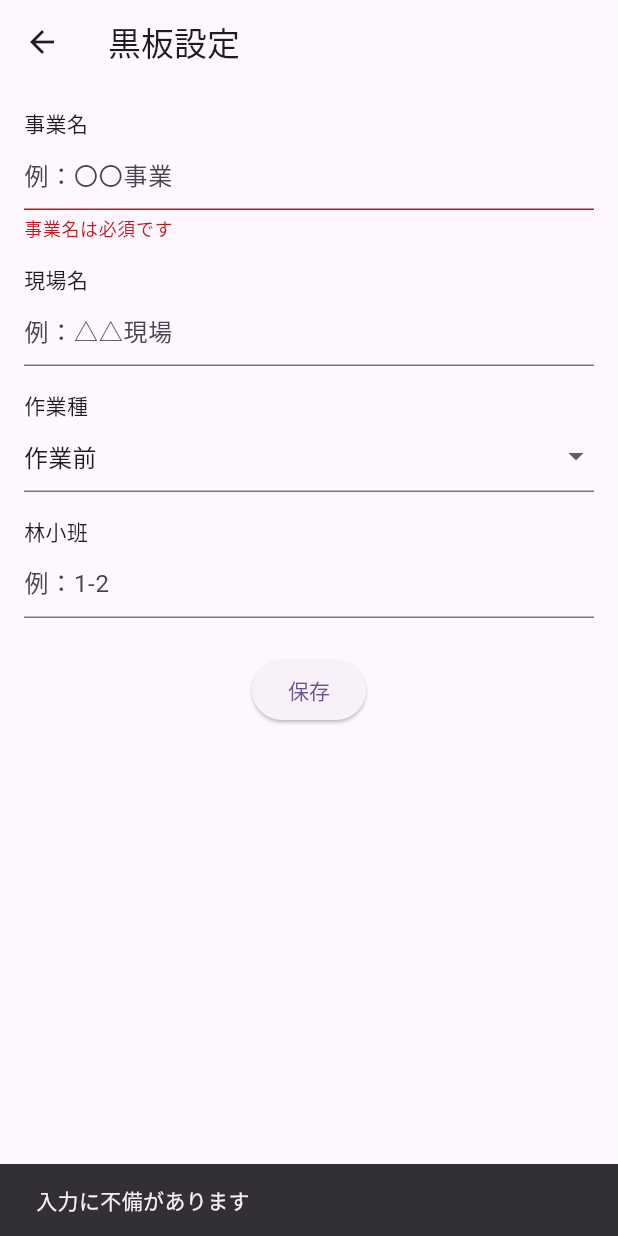
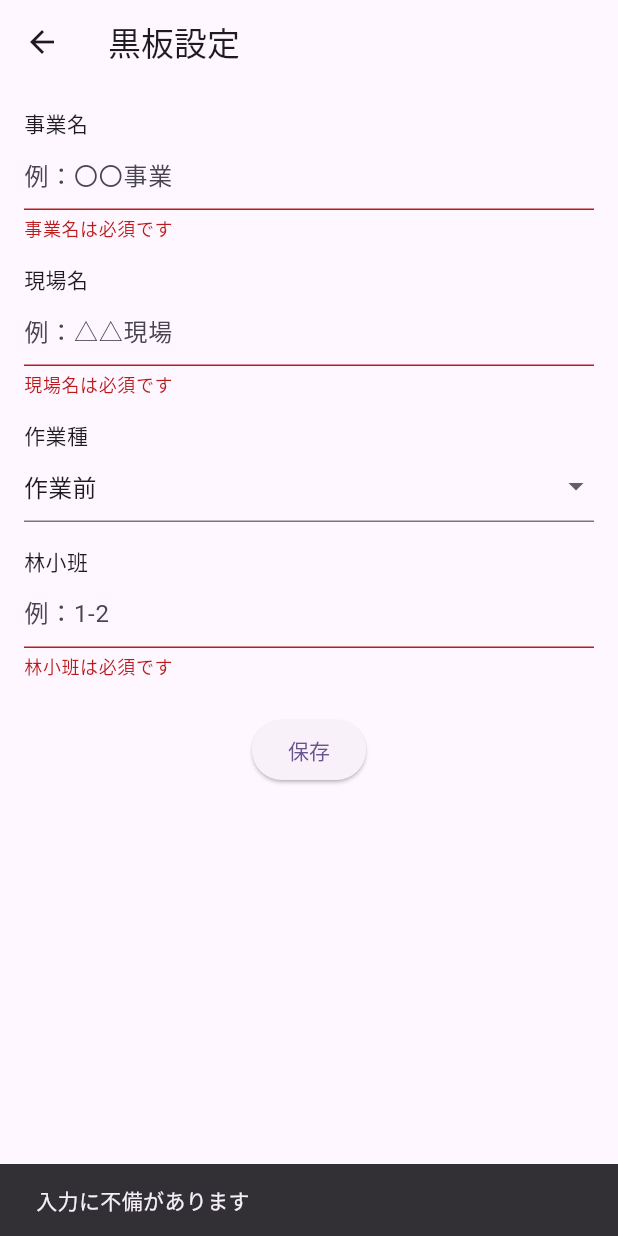
Before and after one commit to tm-qc/work_photo_app_sample, a Flutter app: the BlackboardSettingScreen screen opened directly, after a tap on "保存", on a phone screen of 412 x 824 dp. Run offline on Flutter 3.47's test engine with Material 3 defaults, Android fonts, the phone set to English and light mode, and no system bars; our stand-ins replace shared_preferences; accounts and stored records are empty.

Commit message:
バリデーション実装「utils/validators.dart に共通バリデーション関数をまとめる」
- バリデーション条件共通化+適用
- ラベル名定義も仮にまとめました

まず「lib/ui/blackboard_setting/widgets/blackboard_setting_screen.dart」にバリデーション作成
そのあとに「utils/validators.dart に共通バリデーション関数をまとめる」をします

残作業
・一部改修の余地ありはTODOで残してる
・✅ ユニットテスト導入

※関係性について

Screen(Widget)
MainのUI画面
基本的にViewModel経由で情報を取得する
ただし、Model の定数や固定メニューは直接参照OK

ViewModel
State定義し、Serviceを参照し情報を取得しScreenに渡す

Service
Modelからデータを参照し処理し、ViewModelに渡す

Model
このWidget（Screen）で使うデータを定義する
プルダウンメニューの内容も定義するのでScreenから直接参照される時もある

```diff
--- a/lib/ui/blackboard_setting/widgets/blackboard_setting_screen.dart
+++ b/lib/ui/blackboard_setting/widgets/blackboard_setting_screen.dart
@@ -1,6 +1,7 @@
 import 'package:flutter/material.dart';
 import 'package:provider/provider.dart';
 import '../../../domain/models/blackboard_setting_model.dart';
+import '../../../utils/validators.dart';
 import '../view_model/blackboard_setting_view_model.dart';
 
 class BlackboardSettingScreen extends StatefulWidget {
@@ -48,6 +49,15 @@ class _BlackboardSettingScreenState extends State<BlackboardSettingScreen> {
         body: Consumer<BlackboardSettingViewModel>(
           // vm = ViewModelインスタンスがConsumerでBlackboardSettingViewModelに型指定され注入される
           builder: (context, vm, _) {
+            // ラベル名、バリデーションの引数などに使うのでmap共通化
+            // TODO:正しい定義場所は要検討・クラス化して定数管理？
+            const fieldLabels = {
+              'project': '事業名',
+              'site': '現場名',
+              'workType': '作業種',
+              'forest': '林小班',
+            };
+
             return Padding(
               padding: const EdgeInsets.all(16.0),
               child: Form(
@@ -55,7 +65,7 @@ class _BlackboardSettingScreenState extends State<BlackboardSettingScreen> {
                 child: Column(
                   crossAxisAlignment: CrossAxisAlignment.start,
                   children: [
-                    Text('事業名'),
+                    Text(fieldLabels['project']!),
                     TextFormField(
                       // TextField とコントローラーが紐づくことで、入力された値をプログラム側で取得・セットできる。
                       // vmはViewModel
@@ -64,26 +74,24 @@ class _BlackboardSettingScreenState extends State<BlackboardSettingScreen> {
                       // リアルタイムバリデーション
                       // （送信時まとめてと別に入力時に入力欄の下にバリデーションメッセージを出せる）
                       autovalidateMode: AutovalidateMode.onUserInteraction,
-                      validator: (value) {
-                        if (value == null || value.isEmpty) {
-                          return '事業名は必須です';
-                        }
-                        if (value.length > 10) {
-                          return '10文字以内で入力してください';
-                        }
-                        return null;
-                      },
+                      // バリデーションの条件を複数行う場合は ?? でつなぐ（万が一のnull対応）
+                      validator: (value) =>
+                          Validators.required(value, label: fieldLabels['project']!) ??
+                          Validators.maxLength(value, 30, label: fieldLabels['project']!),
                     ),
                     SizedBox(height: 16),
 
-                    Text('現場名'),
-                    TextField(
+                    Text(fieldLabels['site']!),
+                    TextFormField(
                       controller: vm.siteController,
                       decoration: InputDecoration(hintText: '例：△△現場'),
+                      validator: (value) =>
+                      Validators.required(value, label: fieldLabels['site']!) ??
+                          Validators.maxLength(value, 10, label: fieldLabels['site']!),
                     ),
                     SizedBox(height: 16),
 
-                    Text('作業種'),
+                    Text(fieldLabels['workType']!),
                     DropdownButtonFormField<int>(
                       // 今選択されている値（＝選択状態を保持する変数）を指定
                       // テキストボックスとcontrollerの紐づけの書き方が大分違うので戸惑うが、ドロップダウンはコントローラーがないのでこれで覚えるしかない
@@ -98,13 +106,18 @@ class _BlackboardSettingScreenState extends State<BlackboardSettingScreen> {
                       }).toList(),
                       onChanged: vm.updateWorkType,
                       decoration: InputDecoration(hintText: '選択してください'),
+                      validator: (value) =>
+                      Validators.selectRequired(value, label: fieldLabels['forest']!)
                     ),
                     SizedBox(height: 16),
 
-                    Text('林小班'),
-                    TextField(
+                    Text(fieldLabels['forest']!),
+                    TextFormField(
                       controller: vm.forestController,
                       decoration: InputDecoration(hintText: '例：1-2'),
+                      validator: (value) =>
+                      Validators.required(value, label: fieldLabels['forest']!) ??
+                          Validators.maxLength(value, 30, label: fieldLabels['forest']!),
                     ),
                     SizedBox(height: 24),
 
--- /dev/null
+++ b/lib/utils/validators.dart
@@ -0,0 +1,51 @@
+// バリデーション条件を記載するクラス
+//
+// ここに条件を記載しWidgetで利用します。
+//
+// Flutterに基本的なバリデーション機能がなく、自作前提なのがありえないのはそもそもですが、
+// 条件を自作しないといけない以上、簡潔で安全であり、今後事故が起きないようにしておく必要があります
+// なので、条件実装時は以下を意識すると良いと思います。
+//
+// - シンプルで簡潔
+// - 誰が見てもパッと理解できる
+// - 以下のように複合的に複雑に書かない
+// - 重複した条件を定義しない
+//
+// なおパッケージ「flutter_form_builder + form_builder_validators」もありますが、
+// FlutterのState+Controllerの仕様と競合するらしく、コードが不自然で読みづらくなるので実装を諦めました
+// （内部解析しないとなんで危険なのかわからないレベルらしいです）
+//
+// 必須 + 最大文字数の複合チェック
+// static String? requiredWithMax(String? value, int max, {String label = 'この項目'}) {
+//   return required(value, label: label) ?? maxLength(value, max, label: label);
+// }
+class Validators {
+  // 必須チェック(テキスト用)
+  static String? required(String? value, {String label = 'この項目'}) {
+    if (value == null || value.isEmpty) {
+      return '$labelは必須です';
+    }
+    return null;
+  }
+
+  // セレクト（Dropdownなど）必須チェック
+  // dynamic 型にしているのは、セレクトの value が int, String, bool などいろいろな型になる可能性があるため
+  static String? selectRequired(dynamic value, {String label = 'この項目'}) {
+    if (value == null) {
+      return '$labelを選択してください';
+    }
+    return null;
+  }
+
+  // 最大文字数チェック
+  static String? maxLength(String? value, int max, {String label = 'この項目'}) {
+    if (value != null && value.length > max) {
+      // info: Unnecessary braces in a string interpolation
+      // 単一の場合に波かっこは不要の警告：{$max}→$maxにする
+      return '$labelは$max文字以内で入力してください';
+    }
+    return null;
+  }
+
+
+}
```
